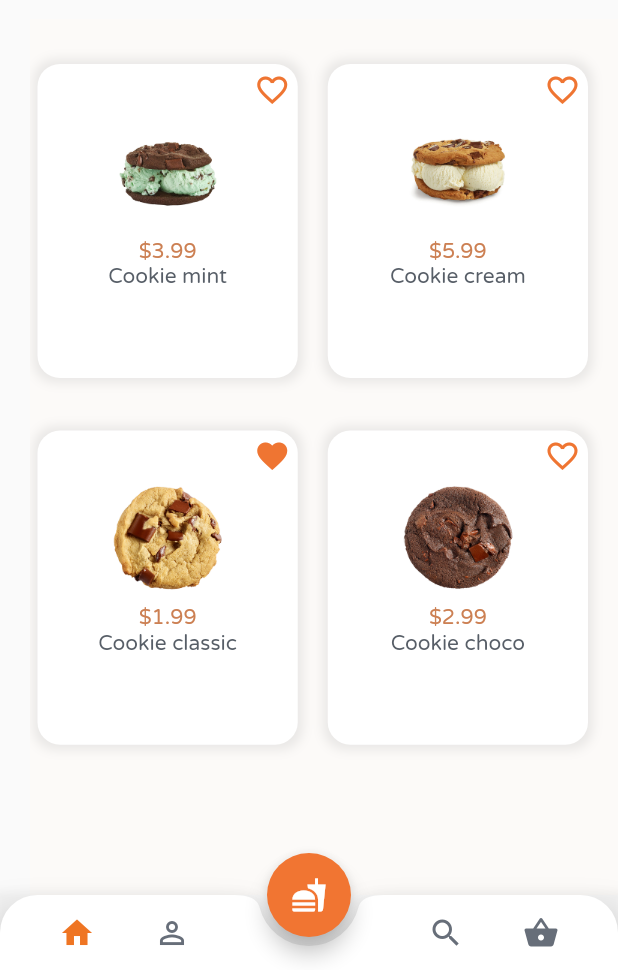
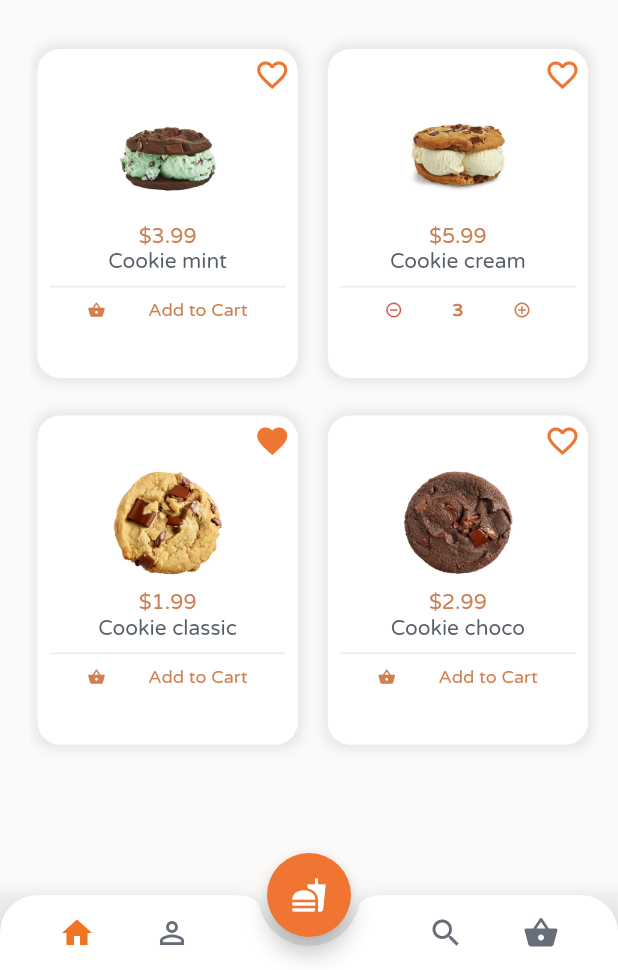
Before and after one commit to andhikasy/cookiesapp, a Flutter app: the screen it shows after launch, on a phone screen of 412 x 824 dp, the part 266-1236 px from its top. Run offline on Flutter 3.47's test engine with Material 2 defaults, Android fonts, the phone set to English and light mode, and no system bars.

Commit message:
Update cookie_page.dart

```diff
--- a/lib/cookie_page.dart
+++ b/lib/cookie_page.dart
@@ -37,7 +37,7 @@ class CookiePage extends StatelessWidget {
 
  Widget _buildCard(String name, String price, String imgPath, bool added, bool isFavorite, context){
   return Padding(
-  padding: EdgeInsets.only(top: 15.0, left: 5.0, right: 5.0, bottom: 5.0),
+  padding: EdgeInsets.only(top: 5.0, left: 5.0, right: 5.0, bottom: 5.0),
   child: InkWell(
     child: Container(
     decoration: BoxDecoration(
@@ -88,10 +88,40 @@ class CookiePage extends StatelessWidget {
         color: Color(0xFF575E67),
         fontFamily: 'Varela',
         fontSize: 14.0)),
-    //dari sini
-  ],
-  ),
-  ),
-  ));
+    Padding(
+    padding: EdgeInsets.all(8.0),
+    child: Container(
+      color: Color(0xFFEBEBEB),
+      height: 1.0)),
+    Padding(padding: EdgeInsets.only(left: 5.0, right: 5.0),
+    child: Row(
+      mainAxisAlignment: MainAxisAlignment.spaceEvenly,
+      children: [
+      if (!added) ...[
+        Icon(Icons.shopping_basket,
+          color: Color(0xFFD17E50),
+          size: 12.0),
+        Text('Add to Cart',
+          style: TextStyle(
+            fontFamily: 'Varela',
+            color: Color(0xFFD17E50),
+            fontSize: 12.0))
+      ],
+      if (added) ...[
+        Icon(Icons.remove_circle_outline,
+        color: Color(0xFFD15E50),
+        size: 12.0),
+        Text('3',
+          style: TextStyle(
+          fontFamily: 'Varela',
+          color: Color(0xFFD17E50),
+          fontWeight: FontWeight.bold,
+          fontSize: 12.0)),
+        Icon(Icons.add_circle_outline,
+        color: Color(0xFFD17E50),
+        size: 12.0),
+      ]
+      ])),
+  ]))));
   }
 }
```
